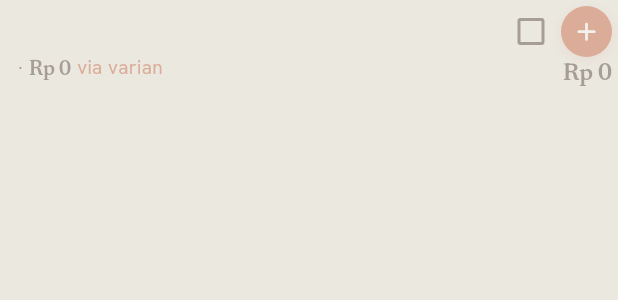
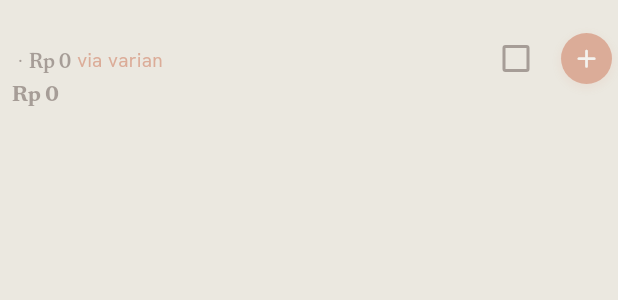
Before and after one commit to Ikanuri/The-POS, a Flutter app: the _CartItemTile widget shown alone on an empty page, opened directly with empty values, on a phone screen of 412 x 824 dp. Shown: the top 300 px of the screen. Run offline on Flutter 3.47's test engine with Material 3 defaults, Android fonts, the phone set to English and light mode, and no system bars; our stand-ins replace barcode_widget, drift, file_picker, fl_chart, flutter_riverpod, flutter_secure_storage and 8 more; missing offline and left inert: cryptography, encrypt, esc_pos_utils_plus, excel, mobile_scanner, network_info_plus and 3 more; accounts and stored records are empty; generated files the repository leaves out were written again; network calls fail; key blocks and very long unbroken strings in the code were emptied for the run.

Commit message:
fix: posisi nominal keranjang di bawah baris satuan+harga, versi 2.8.1+12
Dua percobaan sebelumnya (di bawah qty badge kiri, lalu di bawah stepper
kanan) salah - user klarifikasi lewat mockup HTML+Playwright sebelum
implementasi sungguhan: nominal harus persis di bawah baris "satuan ·
harga" (mis. "Karung · Rp 65.000"), rata kiri sejajar nama produk, bukan
di blok kanan (stepper) sama sekali.

Blok kanan disederhanakan jadi cuma Checkbox + AddControl langsung di Row
utama (tidak perlu Column pembungkus lagi). Jarak checkbox->stepper
diperlebar dari 4px ke 14px. Desain AddControl sendiri tidak disentuh.

Test disesuaikan total, revert-verified. Full suite hijau, analyze 0 issue.
PATCH - koreksi posisi UI, bukan fitur baru.

```diff
--- a/lib/features/kasir/widgets/cart_sheet.dart
+++ b/lib/features/kasir/widgets/cart_sheet.dart
@@ -461,6 +461,20 @@ class _CartItemTile extends ConsumerWidget {
                 ],
               ],
             ),
+            // Susulan (permintaan user): nominal subtotal taruh PERSIS di
+            // bawah baris satuan+harga ("Karung · Rp 65.000") — bukan di
+            // blok kanan (dulu sempat dicoba di bawah qty badge kiri, lalu
+            // di bawah stepper; keduanya BUKAN yang dimaksud user).
+            Padding(
+              padding: const EdgeInsets.only(top: 2),
+              child: Text(
+                formatRupiah(subtotal),
+                style: AppTheme.numStyle(context,
+                    size: 14,
+                    weight: FontWeight.w700,
+                    color: isZeroed ? scheme.onSurfaceVariant : scheme.primary),
+              ),
+            ),
             if (item.itemNote != null && item.itemNote!.isNotEmpty)
               Padding(
                 padding: const EdgeInsets.only(top: 4),
@@ -491,39 +505,21 @@ class _CartItemTile extends ConsumerWidget {
                 ),
               ),
               const SizedBox(width: 4),
-              // Susulan (permintaan user), 2 perubahan sekaligus di blok ini:
-              // 1. Nominal subtotal DIPINDAH ke BAWAH baris qty (dulu sebaris
-              //    di kanan stepper). Lebar teks rupiah berubah tiap qty
-              //    diubah ("Rp 5.000" -> "Rp 10.000"), jadi dulu stepper ikut
-              //    BERGESER tiap kali diketuk — tombol +/- pindah tempat di
-              //    bawah jari. Ditumpuk vertikal & rata kanan, jadi stepper
-              //    diam di tempat berapa pun lebar nominalnya.
-              // 2. Checkbox verifikasi dipindah dari kiri baris ke sini,
-              //    PERSIS di kiri tombol minus (permintaan user: stepper
-              //    paling kanan, centang di kirinya).
-              Column(
-                mainAxisSize: MainAxisSize.min,
-                crossAxisAlignment: CrossAxisAlignment.end,
-                children: [
-                  Row(
-                    mainAxisSize: MainAxisSize.min,
-                    children: [
-                      // Checklist verifikasi barang sebelum bayar — independen
-                      // dari tap baris (yang membuka modal edit). Widget
-                      // eksplisit (bukan CheckboxListTile) supaya kedua
-                      // gesture ini tidak tumpang tindih.
+              // Susulan (permintaan user): nominal PINDAH ke bawah baris
+              // satuan+harga (lihat blok kiri di atas) — blok kanan sekarang
+              // cuma checkbox + stepper, tidak ada lagi teks yang ditumpuk di
+              // sini. Checkbox verifikasi ada di sini (kiri stepper, sesuai
+              // permintaan: stepper paling kanan, centang di kirinya), jarak
+              // ke stepper DIRENGGANGKAN (permintaan user) — stepper (widget
+              // `AddControl`) sendiri TIDAK diubah desainnya.
               Checkbox(
                 value: item.checked,
                 visualDensity: VisualDensity.compact,
-                        materialTapTargetSize:
-                            MaterialTapTargetSize.shrinkWrap,
+                materialTapTargetSize: MaterialTapTargetSize.shrinkWrap,
                 onChanged: (v) =>
                     notifier.setChecked(item.productUnitId, v ?? false),
               ),
-                      const SizedBox(width: 4),
-                      // Item 4 (usulan user) — stepper disamakan persis dgn
-                      // gaya stepper produk di halaman kasir (`AddControl`,
-                      // shared widget), menggantikan tombol ±/field qty lama.
+              const SizedBox(width: 14),
               AddControl(
                 qty: effectiveQty,
                 size: 30,
@@ -533,18 +529,6 @@ class _CartItemTile extends ConsumerWidget {
                     ? null
                     : () => notifier.setEffectiveQty(
                         item.productUnitId, effectiveQty - 1),
-                      ),
-                    ],
-                  ),
-                  Text(
-                    formatRupiah(subtotal),
-                    style: AppTheme.numStyle(context,
-                        size: 15,
-                        weight: FontWeight.w600,
-                        color:
-                            isZeroed ? scheme.onSurfaceVariant : scheme.primary),
-                  ),
-                ],
               ),
             ],
           ),
--- a/pubspec.yaml
+++ b/pubspec.yaml
@@ -1,7 +1,7 @@
 name: the_pos
 description: "The POS — Aplikasi kasir offline-first untuk toko grosir."
 publish_to: 'none'
-version: 2.8.0+11
+version: 2.8.1+12
 
 environment:
   sdk: '>=3.3.0 <4.0.0'
```
Also changed, not shown: 3 other files. Lines whose indentation alone changed are shown as unchanged.
